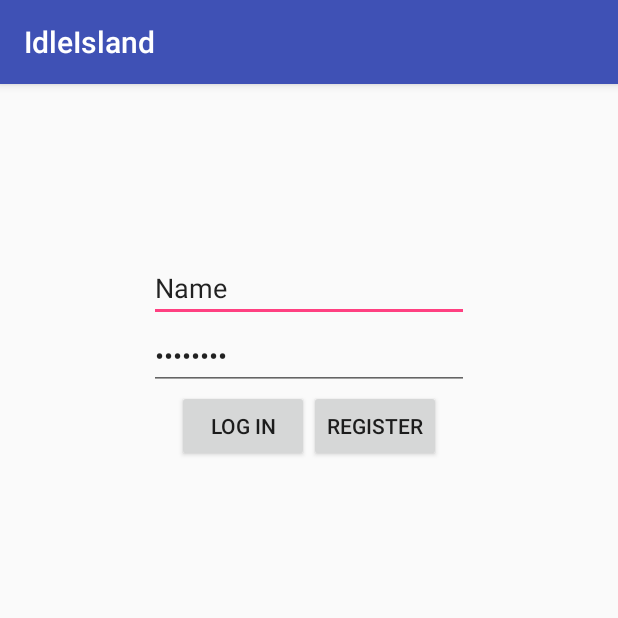
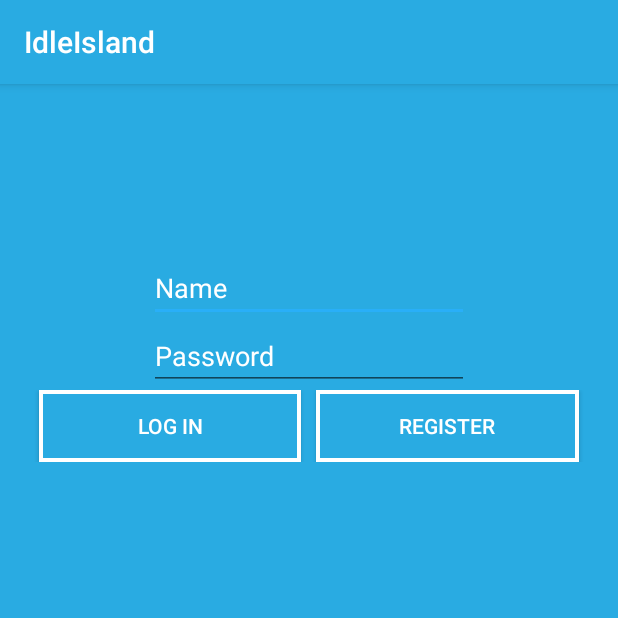
Before and after one commit to jodid93/AndroidIsland, an Android app: the screen it shows after launch (Main), on a phone screen of 412 x 824 dp, the top half of it. Run offline under Robolectric (Android 15) with nearby library versions, the phone set to English and light mode, and no system bars.

Commit message:
style stöff

```diff
--- a/app/src/main/java/com/example/notandi/idleisland/Mocks/DefaultUserData.java
+++ b/app/src/main/java/com/example/notandi/idleisland/User/DefaultUserData.java
@@ -1,4 +1,4 @@
-package com.example.notandi.idleisland.Mocks;
+package com.example.notandi.idleisland.User;
 
 import org.json.JSONException;
 import org.json.JSONObject;
--- a/app/src/main/java/com/example/notandi/idleisland/User/User.java
+++ b/app/src/main/java/com/example/notandi/idleisland/User/User.java
@@ -3,7 +3,6 @@ package com.example.notandi.idleisland.User;
 import android.util.Log;
 
 import com.example.notandi.idleisland.Database.SQL;
-import com.example.notandi.idleisland.Mocks.DefaultUserData;
 import com.google.gson.Gson;
 
 //
--- a/app/src/main/java/com/example/notandi/idleisland/User/UserData.java
+++ b/app/src/main/java/com/example/notandi/idleisland/User/UserData.java
@@ -2,7 +2,6 @@ package com.example.notandi.idleisland.User;
 
 
 import com.example.notandi.idleisland.Game.Upgrades;
-import com.example.notandi.idleisland.Mocks.DefaultUserData;
 
 import org.json.JSONObject;
 
--- a/app/src/main/java/com/example/notandi/idleisland/Utils/ExpandableListAdapter.java
+++ b/app/src/main/java/com/example/notandi/idleisland/Utils/ExpandableListAdapter.java
@@ -9,12 +9,10 @@ import java.util.List;
 
 import android.content.Context;
 import android.graphics.Typeface;
-import android.util.Log;
 import android.view.LayoutInflater;
 import android.view.View;
 import android.view.ViewGroup;
 import android.widget.BaseExpandableListAdapter;
-import android.widget.Button;
 import android.widget.TextView;
 
 import com.example.notandi.idleisland.R;
@@ -55,9 +53,6 @@ public class ExpandableListAdapter extends BaseExpandableListAdapter {
 
             convertView = JInflater.inflate(R.layout.friend_list_item, null);
         }
-
-        /*convertView.setClickable(true);
-        convertView.setFocusable(true);*/
 
         TextView txtListChild = (TextView) convertView
                 .findViewById(R.id.fListItem);
--- /dev/null
+++ b/app/src/main/res/drawable-nodpi/button_cool.xml
@@ -0,0 +1,6 @@
+<?xml version="1.0" encoding="utf-8"?>
+<shape xmlns:android="http://schemas.android.com/apk/res/android"
+    android:shape="rectangle">
+    <solid android:color="@color/colorPrimary" />
+    <stroke android:width="4px" android:color="#FFFFFF" />
+</shape>
--- a/app/src/main/res/layout/activity_friends.xml
+++ b/app/src/main/res/layout/activity_friends.xml
@@ -2,7 +2,8 @@
 <LinearLayout xmlns:android="http://schemas.android.com/apk/res/android"
     android:orientation="vertical" android:layout_width="match_parent"
     android:layout_height="match_parent"
-    android:weightSum="1">
+    android:weightSum="1"
+    android:background="@color/colorPrimary">
 
     <TextView
         android:layout_width="wrap_content"
--- a/app/src/main/res/layout/activity_gift.xml
+++ b/app/src/main/res/layout/activity_gift.xml
@@ -3,7 +3,8 @@
     android:layout_width="match_parent"
     android:layout_height="match_parent"
     android:orientation="vertical"
-    android:weightSum="1">
+    android:weightSum="1"
+    android:background="@color/colorPrimary">
 
     <TextView
         android:layout_width="wrap_content"
--- a/app/src/main/res/layout/activity_highscore.xml
+++ b/app/src/main/res/layout/activity_highscore.xml
@@ -3,7 +3,8 @@
     android:orientation="vertical" android:layout_width="match_parent"
     android:layout_height="match_parent"
     android:showDividers="middle"
-    android:divider="?android:dividerHorizontal">
+    android:divider="?android:dividerHorizontal"
+    android:background="@color/colorPrimary">
 
     <TextView
         android:layout_width="wrap_content"
@@ -22,6 +23,7 @@
             android:layout_width="wrap_content"
             android:layout_height="wrap_content"
             android:text="@string/high_friends"
+            android:background="@drawable/button_cool"
             android:id="@+id/high_friends"
             android:layout_marginLeft="76dp"
             android:layout_marginStart="76dp" />
@@ -30,6 +32,7 @@
             style="?android:attr/buttonStyleSmall"
             android:layout_width="wrap_content"
             android:layout_height="wrap_content"
+            android:background="@drawable/button_cool"
             android:text="@string/high_global"
             android:id="@+id/high_global" />
 
--- a/app/src/main/res/layout/activity_main.xml
+++ b/app/src/main/res/layout/activity_main.xml
@@ -7,7 +7,8 @@
     android:paddingLeft="@dimen/activity_horizontal_margin"
     android:paddingRight="@dimen/activity_horizontal_margin"
     android:paddingTop="@dimen/activity_vertical_margin"
-    tools:context=".Navigation.Main">
+    tools:context=".Navigation.Main"
+    android:background="@color/colorPrimary">
 
     <TextView
         android:layout_width="wrap_content"
@@ -29,12 +30,12 @@
             android:layout_width="wrap_content"
             android:layout_height="wrap_content"
             android:inputType="textPersonName"
-            android:text="Name"
+            android:hint="Name"
             android:ems="10"
             android:id="@+id/log_in_name"
             android:layout_marginTop="97dp"
-            android:layout_below="@+id/linearLayout2"
-            android:layout_centerHorizontal="true"/>
+            android:textColor="#FFFFFF"
+            android:textColorHint="#FFFFFF"/>
 
             <EditText
                 android:layout_width="wrap_content"
@@ -42,12 +43,14 @@
                 android:inputType="textPassword"
                 android:ems="10"
                 android:id="@+id/log_in_password"
+                android:textColor="#FFFFFF"
+                android:textColorHint="#FFFFFF"
                 android:layout_centerVertical="true"
                 android:layout_centerHorizontal="true"
-                android:text="Password" />
+                android:hint="Password" />
         </LinearLayout>
 
-        <LinearLayout
+        <RelativeLayout
             android:layout_width="fill_parent"
             android:layout_height="wrap_content"
             android:orientation="horizontal"
@@ -58,15 +61,33 @@
                 android:id="@+id/LogIn_button"
                 android:layout_width="wrap_content"
                 android:layout_height="wrap_content"
+                android:layout_alignParentLeft="true"
+                android:layout_toLeftOf="@+id/centerPoint"
+                android:layout_marginLeft="10dip"
+                android:background="@drawable/button_cool"
+                android:textColor="#FFFFFF"
                 android:text="@string/LogIn_button"/>
+
+
+            <TextView
+                android:id="@+id/centerPoint"
+                android:text=""
+                android:layout_width="10dip"
+                android:layout_height="wrap_content"
+                android:layout_centerHorizontal="true" />
 
             <Button
                 android:id="@+id/Register_button"
                 android:layout_width="wrap_content"
                 android:layout_height="wrap_content"
+                android:layout_alignParentRight="true"
+                android:layout_toRightOf="@+id/centerPoint"
+                android:layout_marginRight="10dip"
+                android:background="@drawable/button_cool"
+                android:textColor="#FFFFFF"
                 android:text="@string/Register_button"/>
 
-        </LinearLayout>
+        </RelativeLayout>
 
 
 
--- a/app/src/main/res/layout/activity_menu.xml
+++ b/app/src/main/res/layout/activity_menu.xml
@@ -7,7 +7,8 @@
     android:paddingLeft="@dimen/activity_horizontal_margin"
     android:paddingRight="@dimen/activity_horizontal_margin"
     android:paddingTop="@dimen/activity_vertical_margin"
-    tools:context=".Navigation.MenuActivity">
+    tools:context=".Navigation.MenuActivity"
+    android:background="@color/colorPrimary">
 
     <TextView
         android:layout_width="wrap_content"
@@ -24,6 +25,7 @@
             android:id="@+id/Play_button"
             android:layout_width="wrap_content"
             android:layout_height="wrap_content"
+            android:background="@drawable/button_cool"
             android:text="@string/Play_button"/>
     </LinearLayout>
 
@@ -32,6 +34,7 @@
         android:layout_width="wrap_content"
         android:layout_height="wrap_content"
         android:text="@string/Highscore_button"
+        android:background="@drawable/button_cool"
         android:layout_below="@+id/linearLayout"
         android:layout_toRightOf="@+id/textView"
         android:layout_toEndOf="@+id/textView" />
@@ -41,6 +44,7 @@
         android:layout_width="wrap_content"
         android:layout_height="wrap_content"
         android:text="@string/Friends_button"
+        android:background="@drawable/button_cool"
         android:layout_below="@+id/Highscore_button"
         android:layout_toRightOf="@+id/textView"
         android:layout_toEndOf="@+id/textView" />
--- a/app/src/main/res/layout/friend_list_item.xml
+++ b/app/src/main/res/layout/friend_list_item.xml
@@ -8,9 +8,9 @@
         android:layout_width="wrap_content"
         android:layout_height="wrap_content"
         android:textSize="17sp"
+        android:textColor="#FFFFFF"
         android:paddingTop="5dp"
         android:paddingBottom="5dp"
-        android:paddingLeft="?android:attr/expandableListPreferredChildPaddingLeft"
         android:layout_alignParentLeft="true"
         android:layout_marginLeft="0dp"
         android:layout_alignParentTop="true"
--- a/app/src/main/res/values/colors.xml
+++ b/app/src/main/res/values/colors.xml
@@ -1,6 +1,6 @@
 <?xml version="1.0" encoding="utf-8"?>
 <resources>
-    <color name="colorPrimary">#3F51B5</color>
+        <color name="colorPrimary">#29ABE2</color>
     <color name="colorPrimaryDark">#303F9F</color>
-    <color name="colorAccent">#FF4081</color>
+    <color name="colorAccent">#29AFF8</color>
 </resources>
--- a/app/src/main/res/values/strings.xml
+++ b/app/src/main/res/values/strings.xml
@@ -30,4 +30,6 @@
     <string name="delete_button">Delete</string>
     <string name="pending">Pending</string>
     <string name="confirm_gift">CONFIRM</string>
+    <string name="pending_response1">Respond to</string>
+    <string name="pending_response2">friend request</string>
 </resources>
```
Also changed, not shown: app/src/main/java/com/example/notandi/idleisland/Navigation/FriendsActivity.java (+7 -1 lines), app/src/main/java/com/example/notandi/idleisland/Navigation/GiftActivity.java (+5 -3 lines), app/src/main/java/com/example/notandi/idleisland/Navigation/HighscoreActivity.java (+6 -5 lines), app/src/main/java/com/example/notandi/idleisland/Navigation/PendingActivity.java (+6 -1 lines), app/src/main/res/layout/activity_pending.xml (+77 -21 lines).
